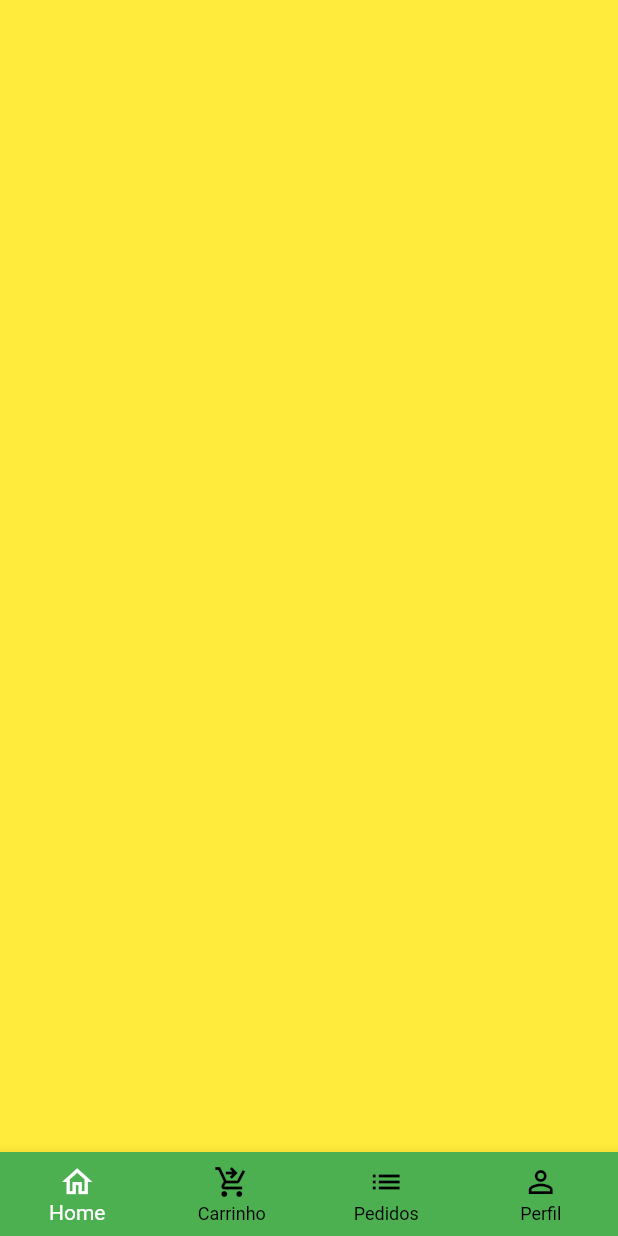
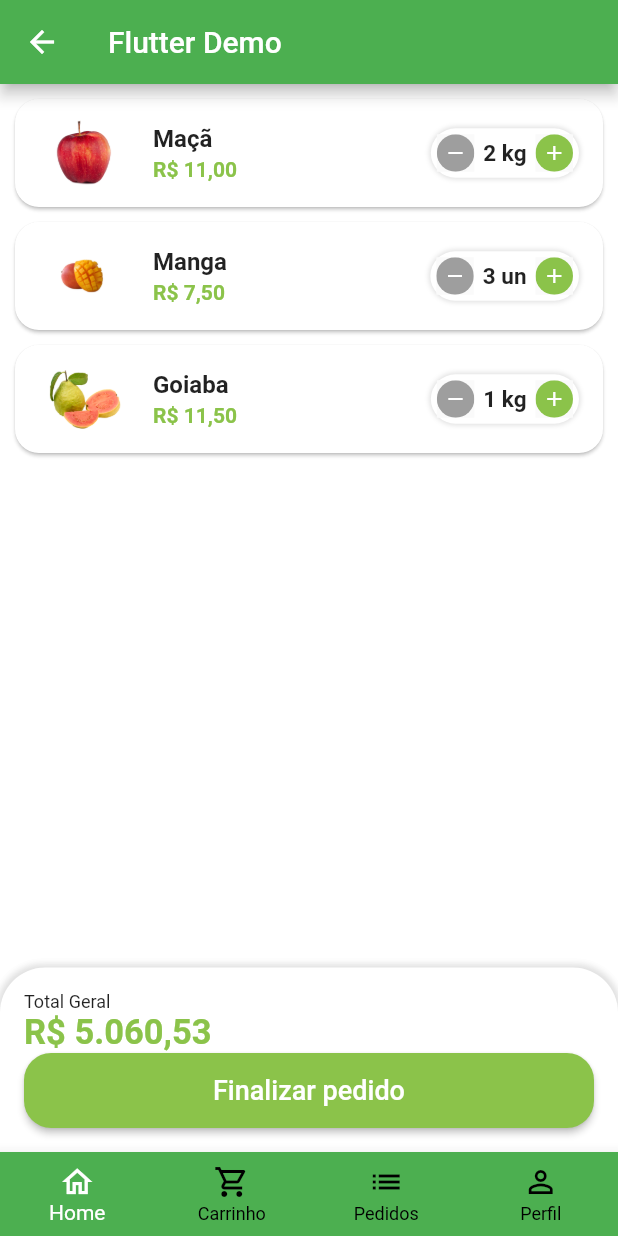
Before and after one commit to MarcosAlbrecht/flutter_quitanda, a Flutter app: the BaseScreen screen opened directly, swiped to page 2, on a phone screen of 412 x 824 dp. Run offline on Flutter 3.47's test engine with Material 2 defaults, Android fonts, the phone set to English and light mode, and no system bars; our stand-ins replace animated_text_kit, badges, mask_text_input_formatter.

Commit message:
create component procuts tile in cart

```diff
--- a/lib/src/config/app_data.dart
+++ b/lib/src/config/app_data.dart
@@ -1,3 +1,4 @@
+import 'package:quitanda_app/src/models/cart_item_model.dart';
 import 'package:quitanda_app/src/models/item_model.dart';
 
 ItemModel apple = ItemModel(
@@ -73,3 +74,9 @@ List<String> categories = [
   'Carnes',
   'Padaria',
 ];
+
+List<CartItemModel> cartItems = [
+  CartItemModel(item: apple, quantity: 2),
+  CartItemModel(item: mango, quantity: 3),
+  CartItemModel(item: guava, quantity: 1),
+];
--- /dev/null
+++ b/lib/src/models/cart_item_model.dart
@@ -0,0 +1,10 @@
+import 'package:quitanda_app/src/models/item_model.dart';
+
+class CartItemModel {
+  ItemModel item;
+  int quantity;
+
+  CartItemModel({required this.item, required this.quantity});
+
+  double totalPrice() => item.price * quantity;
+}
--- a/lib/src/pages/base/base_screen.dart
+++ b/lib/src/pages/base/base_screen.dart
@@ -1,4 +1,5 @@
 import 'package:flutter/material.dart';
+import 'package:quitanda_app/src/pages/cart/cart_tab.dart';
 import 'package:quitanda_app/src/pages/home/home_tab.dart';
 
 class BaseScreen extends StatefulWidget {
@@ -20,7 +21,7 @@ class _BaseScreenState extends State<BaseScreen> {
         controller: pageController,
         children: [
           const HomeTab(),
-          Container(color: Colors.yellow),
+          CartTab(),
           Container(color: Colors.blue),
           Container(color: Colors.purple),
         ],
@@ -43,7 +44,7 @@ class _BaseScreenState extends State<BaseScreen> {
             label: 'Home',
           ),
           BottomNavigationBarItem(
-            icon: Icon(Icons.shopping_cart_checkout_outlined),
+            icon: Icon(Icons.shopping_cart_outlined),
             label: 'Carrinho',
           ),
           BottomNavigationBarItem(
--- /dev/null
+++ b/lib/src/pages/cart/cart_tab.dart
@@ -0,0 +1,87 @@
+import 'package:flutter/material.dart';
+
+import 'package:quitanda_app/src/config/app_data.dart' as appData;
+import 'package:quitanda_app/src/config/custom_colors.dart';
+import 'package:quitanda_app/src/pages/cart/components/cart_tile.dart';
+import 'package:quitanda_app/src/services/utils_services.dart';
+
+class CartTab extends StatelessWidget {
+  CartTab({Key? key}) : super(key: key);
+
+  final UtilServices utilServices = UtilServices();
+
+  @override
+  Widget build(BuildContext context) {
+    return Scaffold(
+      appBar: AppBar(
+        title: const Text('Flutter Demo'),
+      ),
+      body: Column(
+        children: [
+          Expanded(
+            child: ListView.builder(
+              itemCount: appData.cartItems.length,
+              itemBuilder: (_, index) {
+                return CartTile(
+                  cartItem: appData.cartItems[index],
+                );
+              },
+            ),
+          ),
+          const SizedBox(
+            height: 20,
+          ),
+          Container(
+            padding: const EdgeInsets.all(16),
+            decoration: BoxDecoration(
+              color: Colors.white,
+              borderRadius: const BorderRadius.vertical(
+                top: Radius.circular(30),
+              ),
+              boxShadow: [
+                BoxShadow(
+                  color: Colors.grey.shade300,
+                  blurRadius: 3,
+                  spreadRadius: 2,
+                ),
+              ],
+            ),
+            child: Column(
+              crossAxisAlignment: CrossAxisAlignment.stretch,
+              children: [
+                const Text(
+                  'Total Geral',
+                  style: TextStyle(fontSize: 12),
+                ),
+                Text(
+                  utilServices.priceToCurrency(5060.53),
+                  style: TextStyle(
+                    fontSize: 23,
+                    color: CustomColors.customSwatchColor,
+                    fontWeight: FontWeight.bold,
+                  ),
+                ),
+                SizedBox(
+                  height: 50,
+                  child: ElevatedButton(
+                    style: ElevatedButton.styleFrom(
+                      backgroundColor: CustomColors.customSwatchColor,
+                      shape: RoundedRectangleBorder(
+                        borderRadius: BorderRadius.circular(18),
+                      ),
+                    ),
+                    child: const Text(
+                      'Finalizar pedido',
+                      style: TextStyle(fontSize: 18),
+                    ),
+                    onPressed: () {},
+                  ),
+                )
+              ],
+            ),
+          )
+        ],
+      ),
+    );
+  }
+}
--- /dev/null
+++ b/lib/src/pages/cart/components/cart_tile.dart
@@ -0,0 +1,49 @@
+import 'package:flutter/material.dart';
+import 'package:quitanda_app/src/config/app_data.dart';
+import 'package:quitanda_app/src/config/custom_colors.dart';
+
+import 'package:quitanda_app/src/models/cart_item_model.dart';
+import 'package:quitanda_app/src/services/utils_services.dart';
+
+import '../../common_widgets/quantity_widget.dart';
+
+class CartTile extends StatelessWidget {
+  final CartItemModel cartItem;
+  final UtilServices utilServices = UtilServices();
+
+  CartTile({
+    Key? key,
+    required this.cartItem,
+  }) : super(key: key);
+
+  @override
+  Widget build(BuildContext context) {
+    return Card(
+      margin: const EdgeInsets.fromLTRB(10, 10, 10, 0),
+      shape: RoundedRectangleBorder(borderRadius: BorderRadius.circular(16)),
+      child: ListTile(
+        leading: Image.asset(
+          cartItem.item.imageUrl,
+          height: 60,
+          width: 60,
+        ),
+        title: Text(
+          cartItem.item.itemName,
+          style: const TextStyle(fontWeight: FontWeight.bold),
+        ),
+        subtitle: Text(
+          utilServices.priceToCurrency(cartItem.totalPrice()),
+          style: TextStyle(
+            color: CustomColors.customSwatchColor,
+            fontWeight: FontWeight.bold,
+          ),
+        ),
+        trailing: QuantityWidget(
+          result: (quantity) {},
+          suffixText: cartItem.item.unit,
+          value: cartItem.quantity,
+        ),
+      ),
+    );
+  }
+}
--- a/lib/src/pages/common_widgets/quantity_widget.dart
+++ b/lib/src/pages/common_widgets/quantity_widget.dart
@@ -30,6 +30,7 @@ class QuantityWidget extends StatelessWidget {
         ],
       ),
       child: Row(
+        mainAxisSize: MainAxisSize.min,
         children: [
           _QuantityButton(
             icon: Icons.remove,
```
